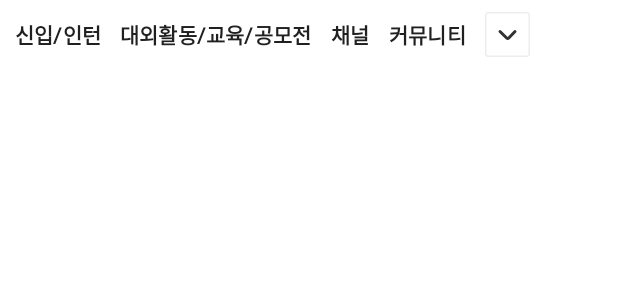
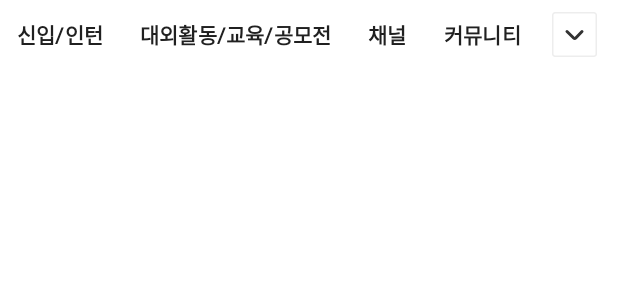
Before and after one commit to SOPT-all/35-COLLABORATION-ANDROID-LINKAREER, an Android app built with Jetpack Compose: the @Preview function HomeTapBarPreview, on a phone screen of 412 x 824 dp. Shown: the top 300 px of the screen. Run offline under Robolectric (Android 15) with nearby library versions, the phone set to English and light mode, and no system bars; Roboto replaces fonts that are not available here.

Commit message:
[MOD/#31] modifier 및 정렬 수정

```diff
--- a/app/src/main/java/org/sopt/linkareer/core/designsystem/component/tapbar/HomeTapBar.kt
+++ b/app/src/main/java/org/sopt/linkareer/core/designsystem/component/tapbar/HomeTapBar.kt
@@ -3,6 +3,7 @@ package org.sopt.linkareer.core.designsystem.component.tapbar
 import androidx.compose.foundation.Image
 import androidx.compose.foundation.background
 import androidx.compose.foundation.clickable
+import androidx.compose.foundation.layout.Arrangement
 import androidx.compose.foundation.layout.Box
 import androidx.compose.foundation.layout.IntrinsicSize
 import androidx.compose.foundation.layout.Row
@@ -42,11 +43,17 @@ fun HomeTapBar(
 
     Row(
         modifier =
-            Modifier
+            modifier
                 .fillMaxWidth()
                 .background(White)
-                .padding(start = 10.dp),
+                .padding(start = 11.dp),
         verticalAlignment = Alignment.CenterVertically,
+    ) {
+        Row(
+            horizontalArrangement = Arrangement.SpaceBetween,
+            modifier =
+                Modifier
+                    .weight(1f),
         ) {
             TabItem(
                 tapName = newbieTab,
@@ -74,10 +81,13 @@ fun HomeTapBar(
                 tapName = stringResource(R.string.home_tab_community),
                 isSelected = false,
             )
-
+        }
         Image(
             imageVector = ImageVector.vectorResource(R.drawable.ic_arrow_down_box_30),
             contentDescription = stringResource(R.string.newbie_tab_arrow_down_contentDescription),
+            modifier =
+                Modifier
+                    .padding(start = 8.dp, end = 10.dp),
         )
     }
 }
```
Lines whose indentation alone changed are shown as unchanged.
